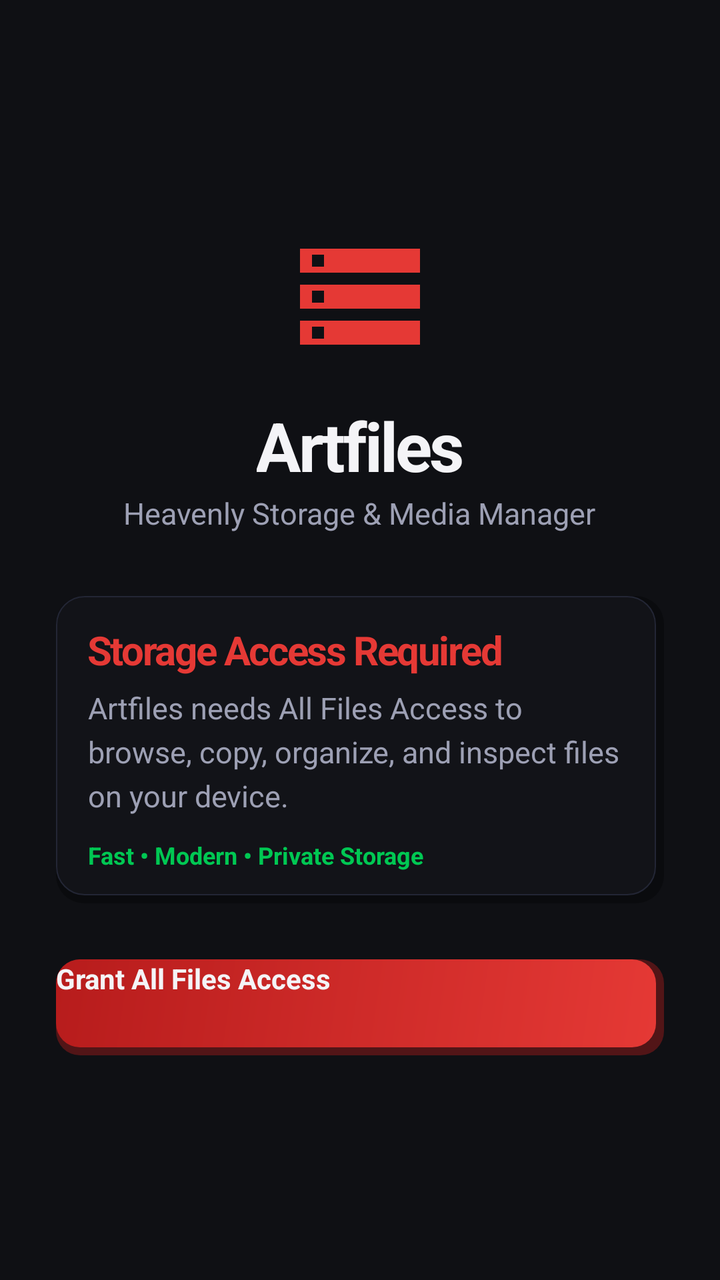
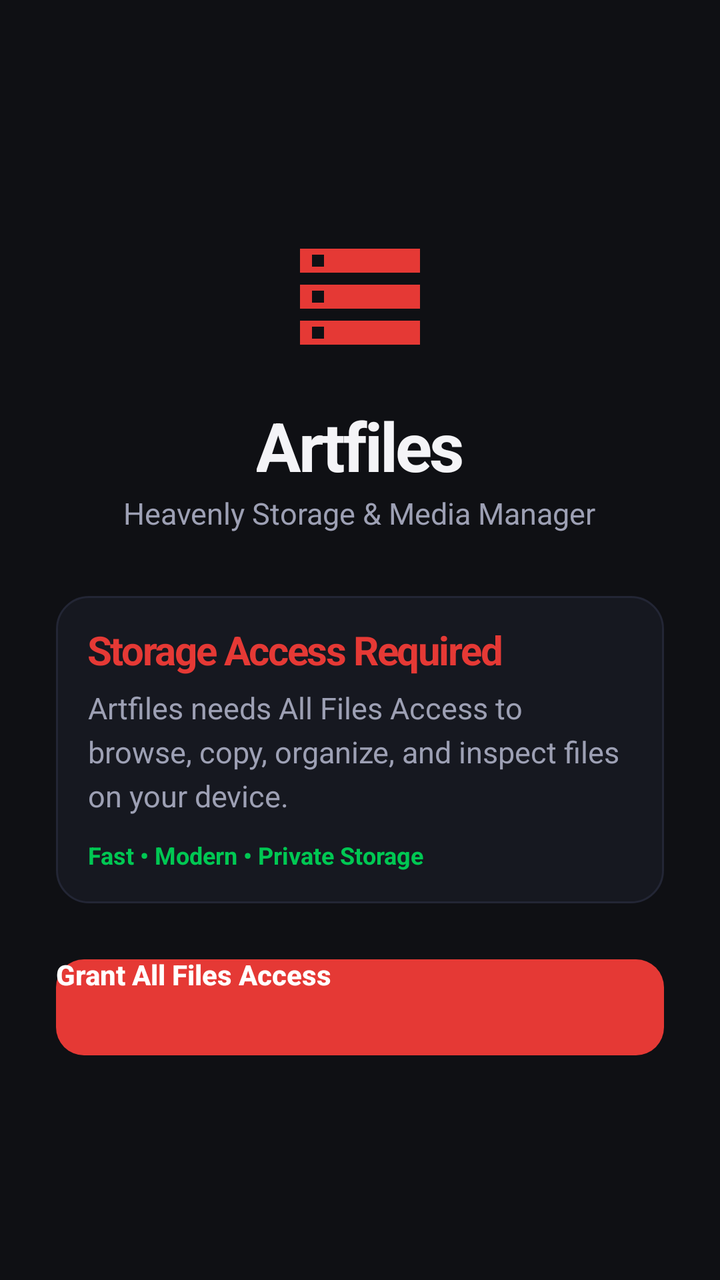

Compare the two renders of this Android layout. The source of the first and the diff that turns it into the second are given below.
<!-- AndroidManifest.xml: application theme Theme.ArtrawFiles -->
<!-- res/layout/activity_onboarding.xml -->
<?xml version="1.0" encoding="utf-8"?>
<LinearLayout xmlns:android="http://schemas.android.com/apk/res/android"
    android:id="@+id/layoutOnboardingRoot"
    android:layout_width="match_parent"
    android:layout_height="match_parent"
    android:orientation="vertical"
    android:gravity="center"
    android:padding="28dp"
    android:background="@color/aurora_background_deep">

    <ImageView
        android:layout_width="72dp"
        android:layout_height="72dp"
        android:src="@drawable/ic_storage" />

    <TextView
        android:layout_width="wrap_content"
        android:layout_height="wrap_content"
        android:layout_marginTop="20dp"
        android:text="@string/app_name"
        android:textStyle="bold"
        android:textColor="@color/aurora_text_primary"
        style="@style/Widget.ArtrawFiles.Text.Display" />

    <TextView
        android:layout_width="wrap_content"
        android:layout_height="wrap_content"
        android:layout_marginTop="4dp"
        android:text="@string/app_tagline"
        android:textColor="@color/aurora_text_secondary"
        style="@style/Widget.ArtrawFiles.Text.Body" />

    <LinearLayout
        android:layout_width="match_parent"
        android:layout_height="wrap_content"
        android:layout_marginTop="32dp"
        android:orientation="vertical"
        android:background="@drawable/bg_aurora_card"
        android:padding="16dp">

        <TextView
            android:layout_width="wrap_content"
            android:layout_height="wrap_content"
            android:text="@string/perm_title"
            android:textStyle="bold"
            android:textColor="@color/aurora_primary"
            style="@style/Widget.ArtrawFiles.Text.Title" />

        <TextView
            android:layout_width="match_parent"
            android:layout_height="wrap_content"
            android:layout_marginTop="8dp"
            android:text="@string/perm_desc"
            android:textColor="@color/aurora_text_secondary"
            style="@style/Widget.ArtrawFiles.Text.Body" />

        <TextView
            android:layout_width="match_parent"
            android:layout_height="wrap_content"
            android:layout_marginTop="12dp"
            android:text="@string/pref_privacy_pledge"
            android:textColor="@color/aurora_success"
            android:textSize="12sp"
            android:textStyle="bold" />
    </LinearLayout>

    <Button
        android:id="@+id/btnOnboardingGrant"
        android:layout_width="match_parent"
        android:layout_height="48dp"
        android:layout_marginTop="28dp"
        android:background="@drawable/bg_aurora_button_primary"
        android:text="@string/perm_btn_grant"
        android:textColor="@color/aurora_text_primary"
        android:textSize="14sp"
        android:textStyle="bold" />
</LinearLayout>
<!-- resources referenced by this layout -->
<resources>
  <color name="aurora_background_deep">#0F1014</color>
  <color name="aurora_primary">#E53935</color>
  <color name="aurora_success">#00C853</color>
  <color name="aurora_text_primary">#F4F4F7</color>
  <color name="aurora_text_secondary">#9DA0B4</color>
  <!-- drawable bg_aurora_button_primary (drawable) -->
  <?xml version="1.0" encoding="utf-8"?>
  <layer-list xmlns:android="http://schemas.android.com/apk/res/android">
      <item>
          <shape android:shape="rectangle">
              <solid android:color="#66B71C1C" />
              <corners android:radius="12dp" />
              <padding android:left="0dp" android:top="0dp" android:right="2dp" android:bottom="2dp" />
          </shape>
      </item>
      <item android:left="0dp" android:top="0dp" android:right="2dp" android:bottom="2dp">
          <shape android:shape="rectangle">
              <gradient android:type="linear" android:startColor="#E53935" android:endColor="#B71C1C" android:angle="135" />
              <corners android:radius="12dp" />
          </shape>
      </item>
  </layer-list>
  <!-- drawable bg_aurora_card (drawable) -->
  <?xml version="1.0" encoding="utf-8"?>
  <layer-list xmlns:android="http://schemas.android.com/apk/res/android">
      
      <item>
          <shape android:shape="rectangle">
              <solid android:color="@color/aurora_shadow_soft" />
              <corners android:radius="14dp" />
              <padding android:left="0dp" android:top="0dp" android:right="2dp" android:bottom="2dp" />
          </shape>
      </item>
      <item android:left="0dp" android:top="0dp" android:right="2dp" android:bottom="2dp">
          <shape android:shape="rectangle">
              <solid android:color="@color/aurora_background_surface" />
              <corners android:radius="14dp" />
              <stroke android:width="0.5dp" android:color="@color/aurora_outline" />
          </shape>
      </item>
  </layer-list>
  <string name="app_name">Artfiles</string>
  <string name="app_tagline">Heavenly Storage &amp; Media Manager</string>
  <string name="perm_btn_grant">Grant All Files Access</string>
  <string name="perm_desc">Artfiles needs All Files Access to browse, copy, organize, and inspect files on your device.</string>
  <string name="perm_title">Storage Access Required</string>
  <string name="pref_privacy_pledge">Fast • Modern • Private Storage</string>
  <style name="Widget.ArtrawFiles.Text.Body" parent="Widget.ArtrawFiles.Text">
          <item name="android:textSize">15sp</item>
          <item name="android:textStyle">normal</item>
          <item name="android:lineHeight">22sp</item>
          <item name="android:lineSpacingExtra">2sp</item>
      </style>
  <style name="Widget.ArtrawFiles.Text.Display" parent="Widget.ArtrawFiles.Text">
          <item name="android:textSize">34sp</item>
          <item name="android:textStyle">bold</item>
          <item name="android:lineHeight">42sp</item>
          <item name="android:letterSpacing">-0.04</item>
      </style>
  <style name="Widget.ArtrawFiles.Text.Title" parent="Widget.ArtrawFiles.Text.Display">
          <item name="android:textSize">20sp</item>
          <item name="android:textStyle">bold</item>
          <item name="android:lineHeight">26sp</item>
      </style>
  <color name="aurora_shadow_soft">#4D000000</color>
  <color name="aurora_background_surface">#121318</color>
  <color name="aurora_outline">#232635</color>
  <color name="aurora_secondary">#FF8C42</color>
  <!-- drawable bg_heaven_gradient (drawable) -->
  <?xml version="1.0" encoding="utf-8"?>
  <shape xmlns:android="http://schemas.android.com/apk/res/android"
      android:shape="rectangle">
      <solid android:color="#0F1014" />
  </shape>
  <!-- unchanged entries left out for length: 4 -->
</resources>

<!-- the commit's change to res/layout/activity_onboarding.xml (unified diff, before → after) -->
@@ -71,7 +71,9 @@
         android:layout_marginTop="28dp"
         android:background="@drawable/bg_aurora_button_primary"
         android:text="@string/perm_btn_grant"
-        android:textColor="@color/aurora_text_primary"
+        android:textColor="@color/aurora_on_primary"
         android:textSize="14sp"
-        android:textStyle="bold" />
+        android:textStyle="bold"
+        android:fontFamily="sans-serif-medium"
+        android:includeFontPadding="false" />
 </LinearLayout>
<!-- resource entries referenced after the edit -->
@@ -1,46 +1,37 @@
 <!-- resources referenced by this layout -->
 <resources>
   <color name="aurora_background_deep">#0F1014</color>
+  <color name="aurora_on_primary">#FFFFFF</color>
   <color name="aurora_primary">#E53935</color>
   <color name="aurora_success">#00C853</color>
   <color name="aurora_text_primary">#F4F4F7</color>
   <color name="aurora_text_secondary">#9DA0B4</color>
   <!-- drawable bg_aurora_button_primary (drawable) -->
   <?xml version="1.0" encoding="utf-8"?>
-  <layer-list xmlns:android="http://schemas.android.com/apk/res/android">
+  <selector xmlns:android="http://schemas.android.com/apk/res/android">
+      <item android:state_pressed="true">
+          <shape android:shape="rectangle">
+              <solid android:color="@color/aurora_crimson_dark" />
+              <corners android:radius="14dp" />
+          </shape>
+      </item>
       <item>
           <shape android:shape="rectangle">
-              <solid android:color="#66B71C1C" />
-              <corners android:radius="12dp" />
-              <padding android:left="0dp" android:top="0dp" android:right="2dp" android:bottom="2dp" />
+              <solid android:color="@color/aurora_primary" />
+              <corners android:radius="14dp" />
           </shape>
       </item>
-      <item android:left="0dp" android:top="0dp" android:right="2dp" android:bottom="2dp">
-          <shape android:shape="rectangle">
-              <gradient android:type="linear" android:startColor="#E53935" android:endColor="#B71C1C" android:angle="135" />
-              <corners android:radius="12dp" />
-          </shape>
-      </item>
-  </layer-list>
+  </selector>
   <!-- drawable bg_aurora_card (drawable) -->
   <?xml version="1.0" encoding="utf-8"?>
-  <layer-list xmlns:android="http://schemas.android.com/apk/res/android">
-      
-      <item>
-          <shape android:shape="rectangle">
-              <solid android:color="@color/aurora_shadow_soft" />
-              <corners android:radius="14dp" />
-              <padding android:left="0dp" android:top="0dp" android:right="2dp" android:bottom="2dp" />
-          </shape>
-      </item>
-      <item android:left="0dp" android:top="0dp" android:right="2dp" android:bottom="2dp">
-          <shape android:shape="rectangle">
-              <solid android:color="@color/aurora_background_surface" />
-              <corners android:radius="14dp" />
-              <stroke android:width="0.5dp" android:color="@color/aurora_outline" />
-          </shape>
-      </item>
-  </layer-list>
+  <shape xmlns:android="http://schemas.android.com/apk/res/android"
+      android:shape="rectangle">
+      <solid android:color="@color/aurora_surface" />
+      <corners android:radius="16dp" />
+      <stroke
+          android:width="1dp"
+          android:color="@color/aurora_outline" />
+  </shape>
   <string name="app_name">Artfiles</string>
   <string name="app_tagline">Heavenly Storage &amp; Media Manager</string>
   <string name="perm_btn_grant">Grant All Files Access</string>
@@ -64,8 +55,8 @@
           <item name="android:textStyle">bold</item>
           <item name="android:lineHeight">26sp</item>
       </style>
-  <color name="aurora_shadow_soft">#4D000000</color>
-  <color name="aurora_background_surface">#121318</color>
+  <color name="aurora_crimson_dark">#B71C1C</color>
+  <color name="aurora_surface">#161820</color>
   <color name="aurora_outline">#232635</color>
   <color name="aurora_secondary">#FF8C42</color>
   <!-- drawable bg_heaven_gradient (drawable) -->
